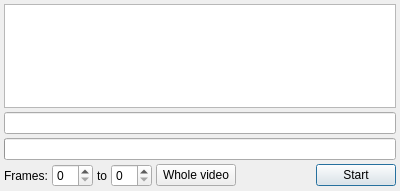
First picture: the form in vsedit/src/frame_consumers/benchmark_dialog.ui, repository YomikoR/VapourSynth-Editor, before the edit.
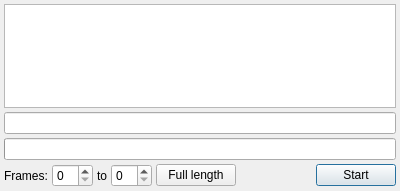
Second picture: the form after the edit. Custom widgets are drawn as their Qt base class.

Commit message: change text in benchmark dialog

What changed in the file:
```diff
--- a/vsedit/src/frame_consumers/benchmark_dialog.ui
+++ b/vsedit/src/frame_consumers/benchmark_dialog.ui
@@ -84,7 +84,7 @@
      <item>
       <widget class="QPushButton" name="wholeVideoButton">
        <property name="text">
-        <string>Whole video</string>
+        <string>Full length</string>
        </property>
       </widget>
      </item>
```
